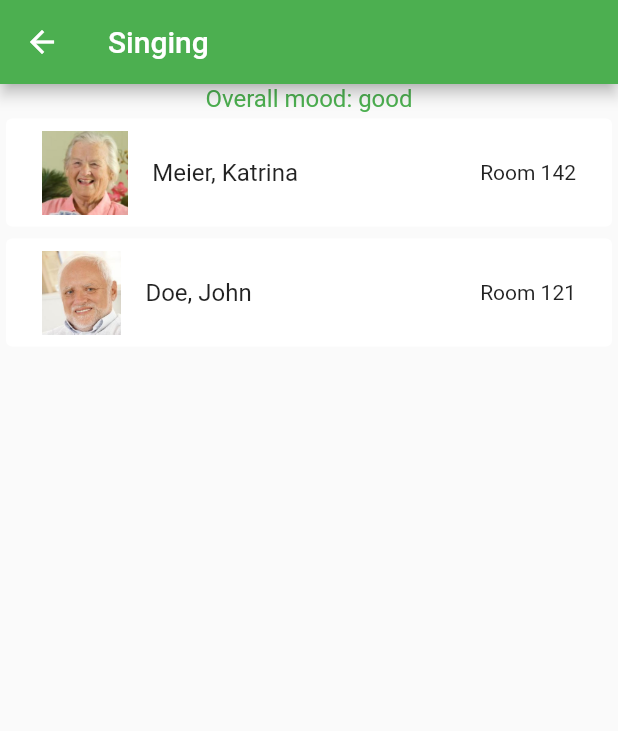
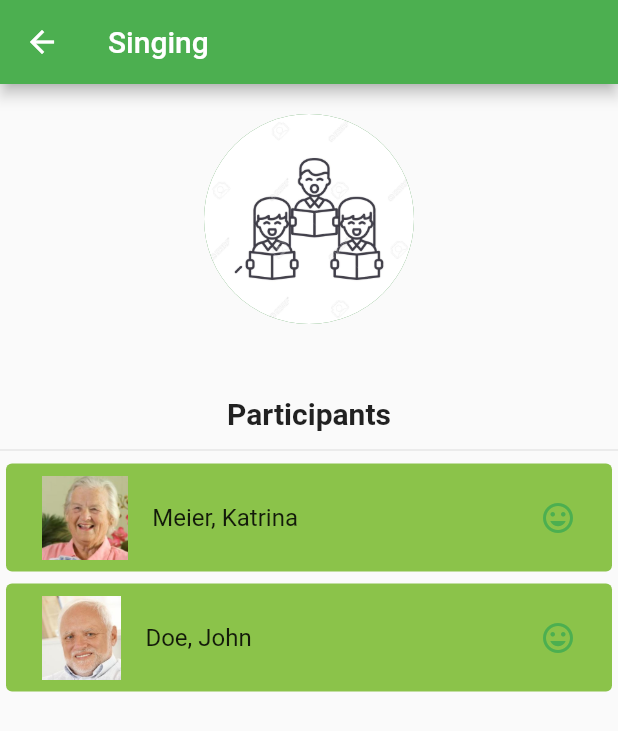
Before and after one commit to elduwa/hci-app, a Flutter app: the SingleActivityPage screen opened directly with sample values from the repository, on a phone screen of 412 x 824 dp. Shown: the top 731 px of the screen. Run offline on Flutter 3.47's test engine with Material 2 defaults, Android fonts, the light colour scheme and no system bars; our stand-ins replace pie_chart, table_calendar; missing offline and left inert: custom_navigator.

Commit message:
expand single activity page and fix navigation from choose activities

```diff
--- a/lib/grouped_activities.dart
+++ b/lib/grouped_activities.dart
@@ -24,11 +24,13 @@ class Activity {
   final String name;
   final String description;
   Set<Patient> participants;
+  final String imgPath;
 
   Activity({
     this.name,
     this.description,
     this.participants,
+    this.imgPath,
   });
 }
 
@@ -37,20 +39,24 @@ final List<Activity> allActivities = [
     name: 'Singing',
     description: 'Group Activity lead by a music instructor.',
     participants: patients.getRange(0, 2).toSet(),
+    imgPath: 'assets/images/Singing.jpg',
   ),
   Activity(
     name: 'Story Telling',
     description: 'A nurse reads stories to a group of patients',
     participants: patients.getRange(2, 4).toSet(),
+    imgPath: 'assets/images/Story.png',
   ),
   Activity(
     name: 'Walking',
     description: 'A nurse goes on a walk with one patient.',
     participants: patients.getRange(4, 6).toSet(),
+    imgPath: 'assets/images/Walking.png',
   ),
   Activity(
     name: 'Movies',
     description: 'Group activity: Watching a movie together.',
     participants: patients.getRange(6, 8).toSet(),
+    imgPath: 'assets/images/Movies.jpg',
   ),
 ];
--- a/lib/single_activity.dart
+++ b/lib/single_activity.dart
@@ -15,18 +15,32 @@ class SingleActivityPage extends StatelessWidget {
       body: Container(
         child: SingleChildScrollView(
           child: Column(
+            crossAxisAlignment: CrossAxisAlignment.center,
             children: <Widget>[
-              Text(
-                'Overall mood: good',
-                textAlign: TextAlign.center,
-                style: TextStyle(
-                  color: Colors.green,
-                  fontSize: 16.0,
+              Container(
+                margin: EdgeInsets.only(top: 20.0, bottom: 40.0),
+                child: CircleAvatar(
+                  backgroundImage: AssetImage(activity.imgPath),
+                  radius: 70.0,
                 ),
-              ), //TODO replace with dynamic content
+              ),
+              Padding(
+                padding: const EdgeInsets.all(8.0),
+                child: Text(
+                  'Participants',
+                  style: TextStyle(
+                    fontSize: 20.0,
+                    fontWeight: FontWeight.bold,
+                  ),
+                ),
+              ),
+              Divider(
+                height: 10.0,
+              ),
               for (var p in activity.participants)
                 Card(
                   elevation: 0,
+                  color: Colors.lightGreen,
                   child: Padding(
                     padding: const EdgeInsets.all(8.0),
                     child: ListTile(
@@ -34,7 +48,10 @@ class SingleActivityPage extends StatelessWidget {
                         p.imgPath,
                       ),
                       title: Text(p.lastname + ", " + p.firstname),
-                      trailing: Text("Room " + p.room.toString()),
+                      trailing: Icon(
+                        Icons.insert_emoticon,
+                        color: Colors.green,
+                      ),
                       onTap: () {
                         Navigator.push(
                           context,
```
Also changed, not shown: lib/activities_page.dart (+7 -6 lines), lib/choose_activities_page.dart (+15 -4 lines), assets/images/Movies.jpg (added), assets/images/Singing.jpg (added), assets/images/Story.png (added), assets/images/Walking.png (added).
